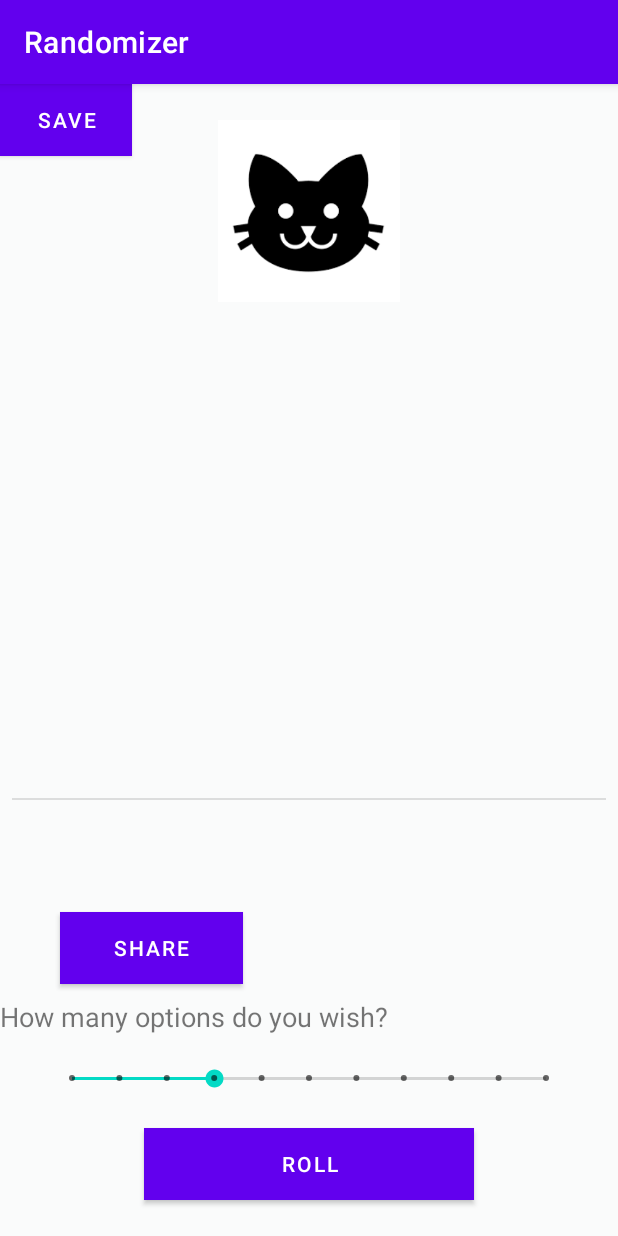
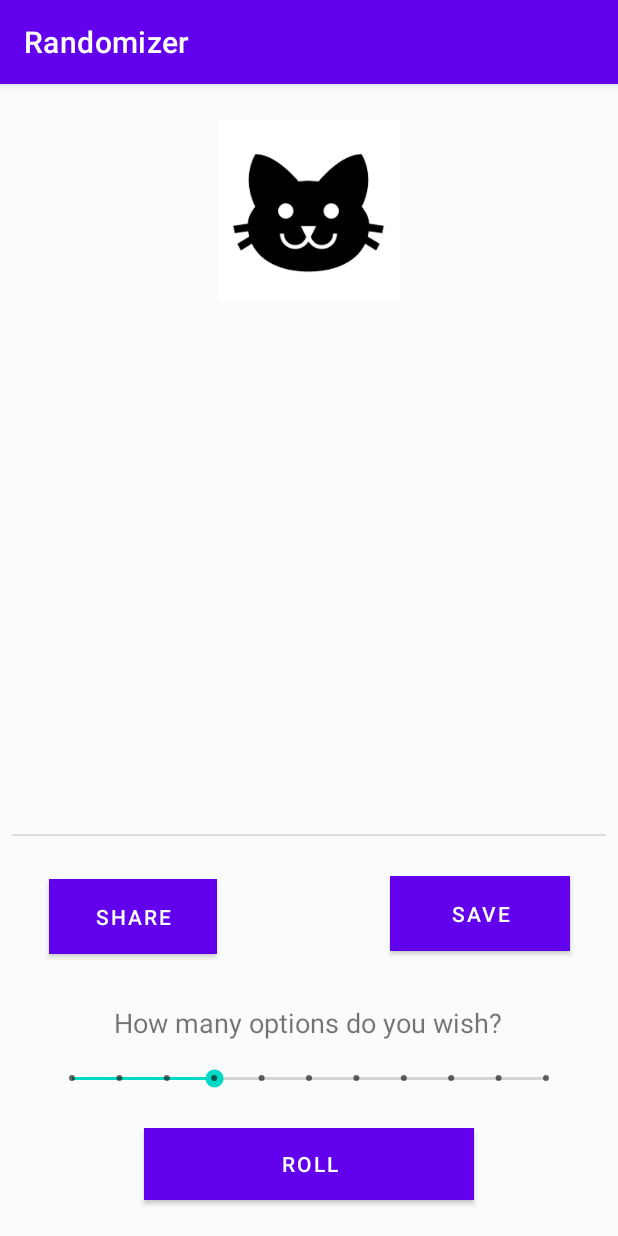
Before and after one commit to Urbanelation/Randomizer, an Android app: the screen it shows after launch (MainActivity), on a phone screen of 412 x 824 dp. Run offline under Robolectric (Android 15) with nearby library versions, the phone set to English and light mode, and no system bars.

Commit message:
Minor layout fixes

```diff
--- a/app/src/main/res/layout/activity_main.xml
+++ b/app/src/main/res/layout/activity_main.xml
@@ -24,28 +24,32 @@
 
     <Button
         android:id="@+id/saveButton"
-        android:layout_width="wrap_content"
-        android:layout_height="wrap_content"
+        android:layout_width="120dp"
+        android:layout_height="50dp"
+        android:layout_marginEnd="32dp"
+        android:layout_marginBottom="35dp"
         android:background="#00B8D4"
         android:backgroundTint="#00BFA5"
         android:text="Save"
-        tools:layout_editor_absoluteX="161dp"
-        tools:layout_editor_absoluteY="515dp" />
+        app:layout_constraintBottom_toTopOf="@+id/textView"
+        app:layout_constraintEnd_toEndOf="parent" />
 
     <Button
         android:id="@+id/shareButton"
-        android:layout_width="0dp"
-        android:layout_height="wrap_content"
-        android:layout_marginStart="40dp"
-        android:layout_marginEnd="250dp"
-        android:layout_marginBottom="168dp"
+        android:layout_width="112dp"
+        android:layout_height="50dp"
+        android:layout_marginStart="32dp"
+        android:layout_marginTop="50dp"
+        android:layout_marginEnd="115dp"
+        android:layout_marginBottom="188dp"
         android:background="#00B8D4"
         android:backgroundTint="#00BFA5"
         android:text="Share"
         app:layout_constraintBottom_toBottomOf="parent"
-        app:layout_constraintEnd_toEndOf="parent"
-        app:layout_constraintHorizontal_bias="1.0"
-        app:layout_constraintStart_toStartOf="parent" />
+        app:layout_constraintEnd_toStartOf="@+id/saveButton"
+        app:layout_constraintStart_toStartOf="parent"
+        app:layout_constraintTop_toBottomOf="@+id/divider"
+        app:layout_constraintVertical_bias="1.0" />
 
     <SeekBar
         android:id="@+id/seekBar"
@@ -65,7 +69,8 @@
         android:id="@+id/textView"
         android:layout_width="wrap_content"
         android:layout_height="wrap_content"
-        android:layout_marginBottom="20dp"
+        android:layout_marginStart="76dp"
+        android:layout_marginBottom="16dp"
         android:text="How many options do you wish?"
         android:textSize="18sp"
         app:layout_constraintBottom_toTopOf="@+id/seekBar"
@@ -77,7 +82,7 @@
         android:layout_height="1dp"
         android:layout_marginStart="8dp"
         android:layout_marginEnd="8dp"
-        android:layout_marginBottom="132dp"
+        android:layout_marginBottom="112dp"
         android:background="?android:attr/listDivider"
         app:layout_constraintBottom_toTopOf="@+id/textView"
         app:layout_constraintEnd_toEndOf="parent"
@@ -94,7 +99,7 @@
         app:layout_constraintHorizontal_bias="0.498"
         app:layout_constraintStart_toStartOf="parent"
         app:layout_constraintTop_toBottomOf="@+id/imageView"
-        app:layout_constraintVertical_bias="0.283" />
+        app:layout_constraintVertical_bias="0.708" />
 
     <ImageView
         android:id="@+id/imageView"
```
